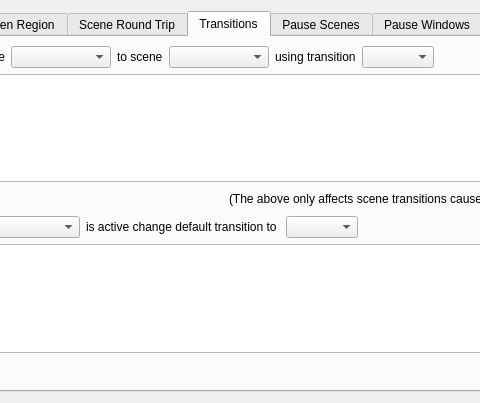
This is forms/advanced-scene-switcher.ui in WarmUpTill/SceneSwitcher as Qt 5 draws it before an edit; both pictures show x 115 to 595 and y 0 to 403 of the 981 by 403 pixel window. The edited form follows.
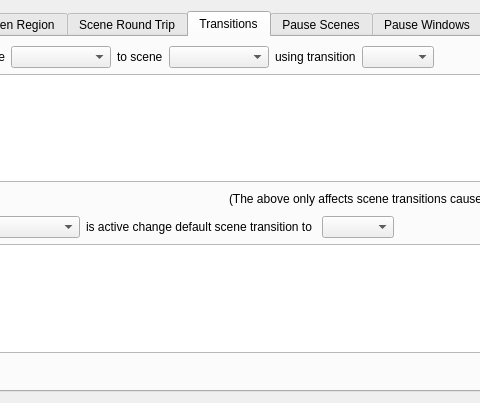
This is the edited form. The open tabs and pages were chosen to show the change.

Commit message: Made hints on transition tab more clear

What changed in the file:
```diff
--- a/forms/advanced-scene-switcher.ui
+++ b/forms/advanced-scene-switcher.ui
@@ -1000,7 +1000,7 @@
            <item>
             <widget class="QLabel" name="label_34">
              <property name="text">
-              <string>is active change default transition to </string>
+              <string>is active change default scene transition to </string>
              </property>
             </widget>
            </item>
```
